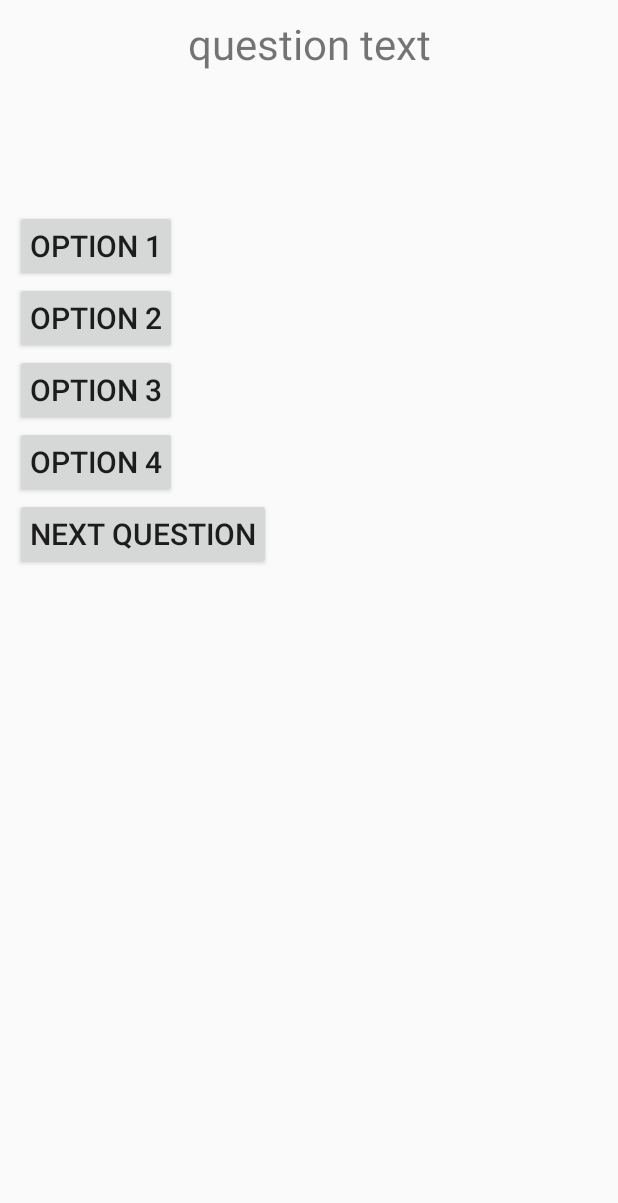
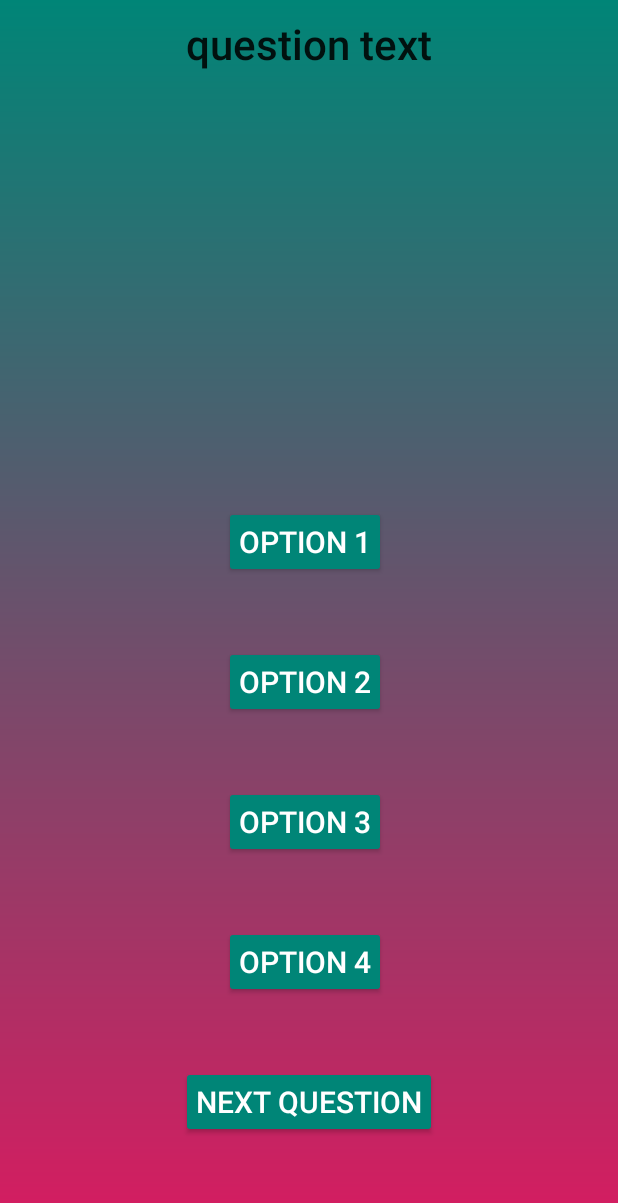
Before and after one commit to Aidanroth/AndroidTriviaGame, an Android app: the QuestionActivity screen opened directly, with no data from a screen before it, on a phone screen of 412 x 824 dp. Shown: the top 1203 px of the screen. Run offline under Robolectric (Android 15) with nearby library versions, the phone set to English and light mode, and no system bars; our stand-ins replace Firebase (no records; nobody signed in at launch, a user with empty details on screens opened directly).

Commit message:
initial commit

```diff
--- a/app/src/main/java/com/example/triviagame/QuestionActivity.java
+++ b/app/src/main/java/com/example/triviagame/QuestionActivity.java
@@ -66,10 +66,10 @@ public class QuestionActivity extends AppCompatActivity {
             public void onClick(View view) {
                 if(qNum < 7) {
                     refreshScreen();
-                    button1.setBackgroundColor(Color.LTGRAY);
-                    button2.setBackgroundColor(Color.LTGRAY);
-                    button3.setBackgroundColor(Color.LTGRAY);
-                    button4.setBackgroundColor(Color.LTGRAY);
+                    button1.setBackgroundColor(Color.parseColor("#008577"));
+                    button2.setBackgroundColor(Color.parseColor("#008577"));
+                    button3.setBackgroundColor(Color.parseColor("#008577"));
+                    button4.setBackgroundColor(Color.parseColor("#008577"));
                 }
             }
         });
--- a/app/src/main/res/layout/question_activity.xml
+++ b/app/src/main/res/layout/question_activity.xml
@@ -4,13 +4,10 @@
     xmlns:tools="http://schemas.android.com/tools"
     android:layout_width="match_parent"
     android:layout_height="match_parent"
-    tools:context=".QuestionActivity">
+    android:background="@drawable/gradient"
+    android:orientation="vertical"
+    tools:context=".settings_activity">
 
-    <LinearLayout
-        android:layout_width="match_parent"
-        android:layout_height="match_parent"
-        android:orientation="vertical"
-        >
 
     <TextView
         android:id="@+id/questionText"
@@ -19,68 +16,102 @@
         android:padding="10dp"
         android:text="@string/question_text"
         android:textAlignment="center"
-            android:textSize="28sp" />
+        android:textAppearance="@style/TextAppearance.AppCompat.Body2"
+        android:textSize="28sp"
+        app:layout_constraintEnd_toEndOf="parent"
+        app:layout_constraintStart_toStartOf="parent"
+        app:layout_constraintTop_toTopOf="parent" />
 
 
     <Button
+        style="@style/Widget.AppCompat.Button.Colored"
+
         android:id="@+id/button1"
         android:layout_width="wrap_content"
         android:layout_height="wrap_content"
-            android:layout_marginStart="10dp"
-            android:layout_marginEnd="10dp"
+        android:layout_marginStart="148dp"
+        android:layout_marginEnd="154dp"
+        android:layout_marginBottom="45dp"
+        android:gravity="center"
         android:padding="10dp"
         android:text="@string/option1_text"
         android:textAlignment="center"
-            android:textSize="20sp" />
+        android:textSize="20sp"
+        app:layout_constraintBottom_toTopOf="@+id/button2"
+        app:layout_constraintEnd_toEndOf="parent"
+        app:layout_constraintStart_toStartOf="parent" />
 
     <Button
+        style="@style/Widget.AppCompat.Button.Colored"
+
         android:id="@+id/button2"
         android:layout_width="wrap_content"
         android:layout_height="wrap_content"
+        android:layout_marginStart="148dp"
+        android:layout_marginEnd="154dp"
+        android:layout_marginBottom="45dp"
+        android:gravity="center"
         android:padding="10dp"
         android:text="@string/option2_text"
         android:textAlignment="center"
         android:textSize="20sp"
-            android:layout_marginStart="10dp"
-            android:layout_marginEnd="10dp"
-            />
+        app:layout_constraintBottom_toTopOf="@+id/button3"
+        app:layout_constraintEnd_toEndOf="parent"
+        app:layout_constraintStart_toStartOf="parent" />
 
     <Button
+        style="@style/Widget.AppCompat.Button.Colored"
+
         android:id="@+id/button3"
         android:layout_width="wrap_content"
         android:layout_height="wrap_content"
+        android:layout_marginStart="148dp"
+        android:layout_marginEnd="154dp"
+        android:layout_marginBottom="45dp"
+        android:gravity="center"
         android:padding="10dp"
         android:text="@string/option3_text"
         android:textAlignment="center"
         android:textSize="20sp"
-            android:layout_marginStart="10dp"
-            android:layout_marginEnd="10dp"
-            />
+        app:layout_constraintBottom_toTopOf="@+id/button4"
+        app:layout_constraintEnd_toEndOf="parent"
+        app:layout_constraintStart_toStartOf="parent" />
 
     <Button
+        style="@style/Widget.AppCompat.Button.Colored"
+
         android:id="@+id/button4"
         android:layout_width="wrap_content"
         android:layout_height="wrap_content"
+        android:layout_marginStart="148dp"
+        android:layout_marginEnd="154dp"
+        android:layout_marginBottom="45dp"
+        android:gravity="center"
         android:padding="10dp"
         android:text="@string/option4_text"
         android:textAlignment="center"
         android:textSize="20sp"
-            android:layout_marginStart="10dp"
-            android:layout_marginEnd="10dp"
-            />
+        app:layout_constraintBottom_toTopOf="@+id/buttonNextQ"
+        app:layout_constraintEnd_toEndOf="parent"
+        app:layout_constraintStart_toStartOf="parent" />
 
     <Button
+        style="@style/Widget.AppCompat.Button.Colored"
+
         android:id="@+id/buttonNextQ"
         android:layout_width="wrap_content"
         android:layout_height="wrap_content"
+        android:layout_marginStart="119dp"
+        android:layout_marginEnd="120dp"
+        android:layout_marginBottom="65dp"
+        android:gravity="center"
         android:padding="10dp"
         android:text="Next Question"
         android:textAlignment="center"
         android:textSize="20sp"
-            android:layout_marginStart="10dp"
-            android:layout_marginEnd="10dp"
-            />
+        app:layout_constraintBottom_toBottomOf="parent"
+        app:layout_constraintEnd_toEndOf="parent"
+        app:layout_constraintStart_toStartOf="parent" />
 
-    </LinearLayout>
 
 </androidx.constraintlayout.widget.ConstraintLayout>
```
Lines whose indentation alone changed are shown as unchanged.
